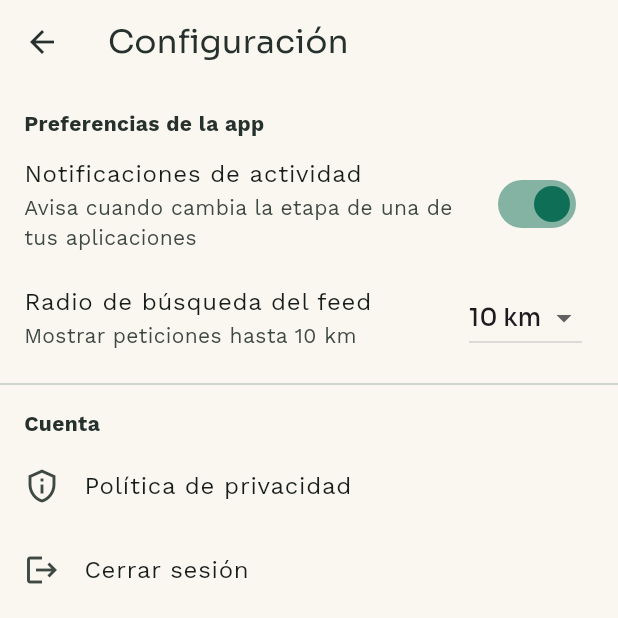
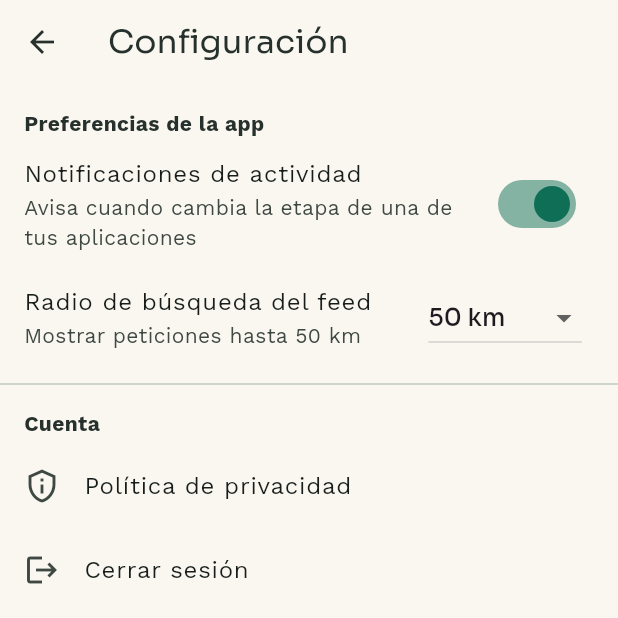
Before and after one commit to KharolDJ/chambapp, a Flutter app: the ConfiguracionScreen screen opened directly, on a phone screen of 412 x 824 dp, the top half of it. Run offline on Flutter 3.47's test engine with Material 3 defaults, Android fonts, the phone set to English and light mode, and no system bars; our stand-ins replace firebase_core, geolocator, google_fonts, image_picker, shared_preferences; accounts and stored records are empty.

Commit message:
Conecta Firebase, corrige crash de arranque, y agrega mejoras de UX
- Firebase Auth + Firestore conectados a nivel de configuracion (SDK,
  Gradle, google-services.json); Kotlin fijado a 2.2.20 para resolver
  un conflicto de compilacion con las librerias de Firebase Android
- Corrige un crash de arranque: los datos de ejemplo (peticiones)
  usaban firstWhere para buscar usuarios por id, lo que tronaba en
  dispositivos con datos locales ya guardados de sesiones anteriores;
  ahora usa una busqueda segura que nunca revienta
- Radio de busqueda del feed ampliado (default 50km) y con opcion
  "Sin limite"
- Las calificaciones ya muestran quien las hizo, no son anonimas
- Nuevo filtro de busqueda por barrio/zona en el feed, ademas del de
  categoria ya existente
- Una persona puede tener varios oficios a la vez (antes solo uno),
  con migracion automatica de datos ya guardados en el dispositivo
- Agrega FUNCIONALIDADES.md con el resumen completo del prototipo

```diff
--- a/lib/main.dart
+++ b/lib/main.dart
@@ -1,3 +1,4 @@
+import 'package:firebase_core/firebase_core.dart';
 import 'package:flutter/material.dart';
 import 'package:google_fonts/google_fonts.dart';
 import 'package:provider/provider.dart';
@@ -7,6 +8,7 @@ import 'screens/role_selector_screen.dart';
 
 void main() async {
   WidgetsFlutterBinding.ensureInitialized();
+  await Firebase.initializeApp();
   final provider = AppProvider();
   await provider.cargarEstadoGuardado();
   runApp(
--- a/lib/models/usuario.dart
+++ b/lib/models/usuario.dart
@@ -3,7 +3,7 @@ class Usuario {
   String nombre;
   final String correo;
   String celular;
-  String? oficio;
+  List<String> oficios;
   String? fotoPath;
   double calificacionPromedio;
   int numeroCalificaciones;
@@ -13,31 +13,44 @@ class Usuario {
     required this.nombre,
     required this.correo,
     required this.celular,
-    this.oficio,
+    List<String>? oficios,
     this.fotoPath,
     this.calificacionPromedio = 0,
     this.numeroCalificaciones = 0,
-  });
+  }) : oficios = oficios ?? [];
 
   Map<String, dynamic> toJson() => {
         'id': id,
         'nombre': nombre,
         'correo': correo,
         'celular': celular,
-        'oficio': oficio,
+        'oficios': oficios,
         'fotoPath': fotoPath,
         'calificacionPromedio': calificacionPromedio,
         'numeroCalificaciones': numeroCalificaciones,
       };
 
-  factory Usuario.fromJson(Map<String, dynamic> json) => Usuario(
+  factory Usuario.fromJson(Map<String, dynamic> json) {
+    // Migracion desde el campo viejo `oficio` (String unico) a `oficios`
+    // (lista), para no perder datos ya guardados en el dispositivo.
+    List<String> oficios;
+    if (json['oficios'] != null) {
+      oficios = (json['oficios'] as List).cast<String>();
+    } else if (json['oficio'] != null) {
+      oficios = [json['oficio'] as String];
+    } else {
+      oficios = [];
+    }
+
+    return Usuario(
       id: json['id'] as String,
       nombre: json['nombre'] as String,
       correo: json['correo'] as String,
       celular: json['celular'] as String,
-        oficio: json['oficio'] as String?,
+      oficios: oficios,
       fotoPath: json['fotoPath'] as String?,
       calificacionPromedio: (json['calificacionPromedio'] as num?)?.toDouble() ?? 0,
       numeroCalificaciones: (json['numeroCalificaciones'] as num?)?.toInt() ?? 0,
     );
   }
+}
--- a/lib/providers/app_provider.dart
+++ b/lib/providers/app_provider.dart
@@ -25,7 +25,7 @@ class AppProvider extends ChangeNotifier {
   RolUsuario? rolActual;
   Usuario? usuarioActual;
   bool notificacionesActivas = true;
-  double radioBusquedaKm = 10;
+  double radioBusquedaKm = 50;
 
   final List<Usuario> usuarios = [
     Usuario(
@@ -33,7 +33,7 @@ class AppProvider extends ChangeNotifier {
       nombre: 'Carlos R.',
       correo: 'carlos.r@example.com',
       celular: '3001234567',
-      oficio: 'Pintura',
+      oficios: ['Pintura'],
       calificacionPromedio: 4.5,
       numeroCalificaciones: 12,
     ),
@@ -42,7 +42,7 @@ class AppProvider extends ChangeNotifier {
       nombre: 'Rosa T.',
       correo: 'rosa.t@example.com',
       celular: '3007654321',
-      oficio: 'Electricidad',
+      oficios: ['Electricidad'],
       calificacionPromedio: 4.8,
       numeroCalificaciones: 27,
     ),
@@ -51,7 +51,7 @@ class AppProvider extends ChangeNotifier {
       nombre: 'María J.',
       correo: 'maria.j@example.com',
       celular: '3009876543',
-      oficio: 'Plomería',
+      oficios: ['Plomería'],
       calificacionPromedio: 4.2,
       numeroCalificaciones: 8,
     ),
@@ -60,7 +60,7 @@ class AppProvider extends ChangeNotifier {
       nombre: 'Diego Fernández',
       correo: 'diego.f@example.com',
       celular: '3012345678',
-      oficio: 'Carpintería',
+      oficios: ['Carpintería', 'Pintura'],
       calificacionPromedio: 4.6,
       numeroCalificaciones: 15,
     ),
@@ -69,7 +69,7 @@ class AppProvider extends ChangeNotifier {
       nombre: 'Laura Pinzón',
       correo: 'laura.p@example.com',
       celular: '3023456789',
-      oficio: 'Limpieza del hogar',
+      oficios: ['Limpieza del hogar'],
       calificacionPromedio: 4.9,
       numeroCalificaciones: 30,
     ),
@@ -78,7 +78,7 @@ class AppProvider extends ChangeNotifier {
       nombre: 'Andrés Mantilla',
       correo: 'andres.m@example.com',
       celular: '3034567890',
-      oficio: 'Jardinería',
+      oficios: ['Jardinería'],
       calificacionPromedio: 4.0,
       numeroCalificaciones: 5,
     ),
@@ -115,7 +115,7 @@ class AppProvider extends ChangeNotifier {
       creadaEn: DateTime.now().subtract(const Duration(minutes: 20)),
       lat: 7.1198,
       lng: -73.1210,
-      interesados: [usuarios.firstWhere((u) => u.id == 'u-rosa')],
+      interesados: [...usuarios.where((u) => u.id == 'u-rosa')],
     ),
     Peticion(
       id: '2',
@@ -138,7 +138,7 @@ class AppProvider extends ChangeNotifier {
       creadaEn: DateTime.now().subtract(const Duration(hours: 5)),
       lat: 7.1156,
       lng: -73.1257,
-      interesados: [usuarios.firstWhere((u) => u.id == 'u-maria')],
+      interesados: [...usuarios.where((u) => u.id == 'u-maria')],
     ),
     Peticion(
       id: '4',
@@ -165,7 +165,7 @@ class AppProvider extends ChangeNotifier {
       creadaEn: DateTime.now().subtract(const Duration(days: 4)),
       lat: 7.1180,
       lng: -73.1200,
-      interesados: [usuarios.firstWhere((u) => u.id == 'u-diego')],
+      interesados: [...usuarios.where((u) => u.id == 'u-diego')],
       trabajadorSeleccionadoId: 'u-diego',
       cerrada: true,
     ),
@@ -180,8 +180,8 @@ class AppProvider extends ChangeNotifier {
       lat: 7.1265,
       lng: -73.1175,
       interesados: [
-        usuarios.firstWhere((u) => u.id == 'u-laura'),
-        usuarios.firstWhere((u) => u.id == 'u-rosa'),
+        ...usuarios.where((u) => u.id == 'u-laura'),
+        ...usuarios.where((u) => u.id == 'u-rosa'),
       ],
     ),
     Peticion(
@@ -225,7 +225,7 @@ class AppProvider extends ChangeNotifier {
     }
 
     notificacionesActivas = prefs.getBool(_claveNotificaciones) ?? true;
-    radioBusquedaKm = prefs.getDouble(_claveRadio) ?? 10;
+    radioBusquedaKm = prefs.getDouble(_claveRadio) ?? 50;
 
     final notificacionesJson = prefs.getString(_claveNotificacionesLista);
     if (notificacionesJson != null) {
@@ -325,14 +325,14 @@ class AppProvider extends ChangeNotifier {
   void actualizarPerfil({
     required String nombre,
     required String celular,
-    String? oficio,
+    List<String>? oficios,
     String? fotoPath,
   }) {
     final actual = usuarioActual;
     if (actual == null) return;
     actual.nombre = nombre;
     actual.celular = celular;
-    actual.oficio = oficio;
+    actual.oficios = oficios ?? [];
     if (fotoPath != null) actual.fotoPath = fotoPath;
     notifyListeners();
     unawaited(_guardarEstado());
--- a/lib/screens/configuracion_screen.dart
+++ b/lib/screens/configuracion_screen.dart
@@ -64,12 +64,18 @@ class ConfiguracionScreen extends StatelessWidget {
           ),
           ListTile(
             title: const Text('Radio de búsqueda del feed'),
-            subtitle: Text('Mostrar peticiones hasta ${provider.radioBusquedaKm.toStringAsFixed(0)} km'),
+            subtitle: Text(
+              provider.radioBusquedaKm.isInfinite
+                  ? 'Mostrar todas las peticiones sin límite de distancia'
+                  : 'Mostrar peticiones hasta ${provider.radioBusquedaKm.toStringAsFixed(0)} km',
+            ),
             trailing: DropdownButton<double>(
               value: provider.radioBusquedaKm,
-              items: const [1, 3, 5, 10, 20]
-                  .map((km) => DropdownMenuItem(value: km.toDouble(), child: Text('$km km')))
-                  .toList(),
+              items: [
+                ...const [1, 3, 5, 10, 20, 50]
+                    .map((km) => DropdownMenuItem(value: km.toDouble(), child: Text('$km km'))),
+                const DropdownMenuItem(value: double.infinity, child: Text('Sin límite')),
+              ],
               onChanged: (v) {
                 if (v != null) context.read<AppProvider>().actualizarRadioBusqueda(v);
               },
--- a/lib/screens/interesados_screen.dart
+++ b/lib/screens/interesados_screen.dart
@@ -77,8 +77,8 @@ class _InteresadosScreenState extends State<InteresadosScreen> {
                     crossAxisAlignment: CrossAxisAlignment.start,
                     children: [
                       Text(usuario.nombre, style: const TextStyle(fontWeight: FontWeight.w600, fontSize: 15)),
-                      if (usuario.oficio != null)
-                        Text(usuario.oficio!, style: TextStyle(fontSize: 12, color: Colors.grey.shade600)),
+                      if (usuario.oficios.isNotEmpty)
+                        Text(usuario.oficios.join(', '), style: TextStyle(fontSize: 12, color: Colors.grey.shade600)),
                       const SizedBox(height: 6),
                       Row(
                         children: [
--- a/pubspec.yaml
+++ b/pubspec.yaml
@@ -40,6 +40,9 @@ dependencies:
   google_fonts: ^6.2.1
   image_picker: ^1.1.2
   shared_preferences: ^2.3.2
+  firebase_core: ^4.14.0
+  firebase_auth: ^6.6.0
+  cloud_firestore: ^6.9.0
 
 dev_dependencies:
   flutter_test:
```
Also changed, not shown: lib/screens/editar_perfil_screen.dart (+50 -9 lines), lib/screens/feed_screen.dart (+49 -2 lines), lib/screens/mis_calificaciones_screen.dart (+11 -0 lines), lib/screens/perfil_screen.dart (+5 -2 lines), lib/screens/register_screen.dart (+43 -14 lines), pubspec.lock, 7 other files. Lines whose indentation alone changed are shown as unchanged.
